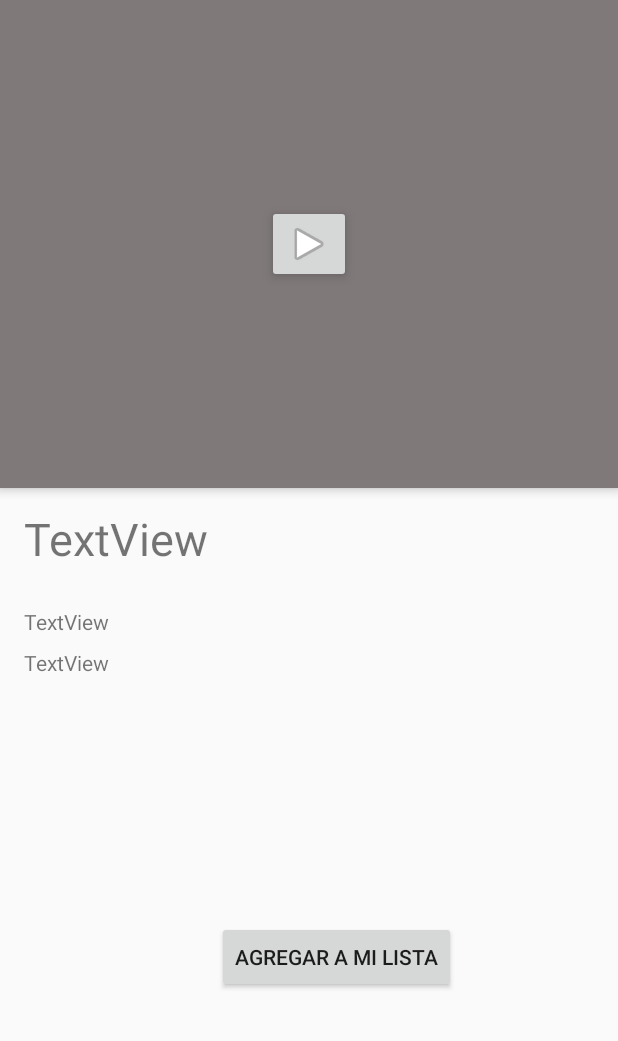
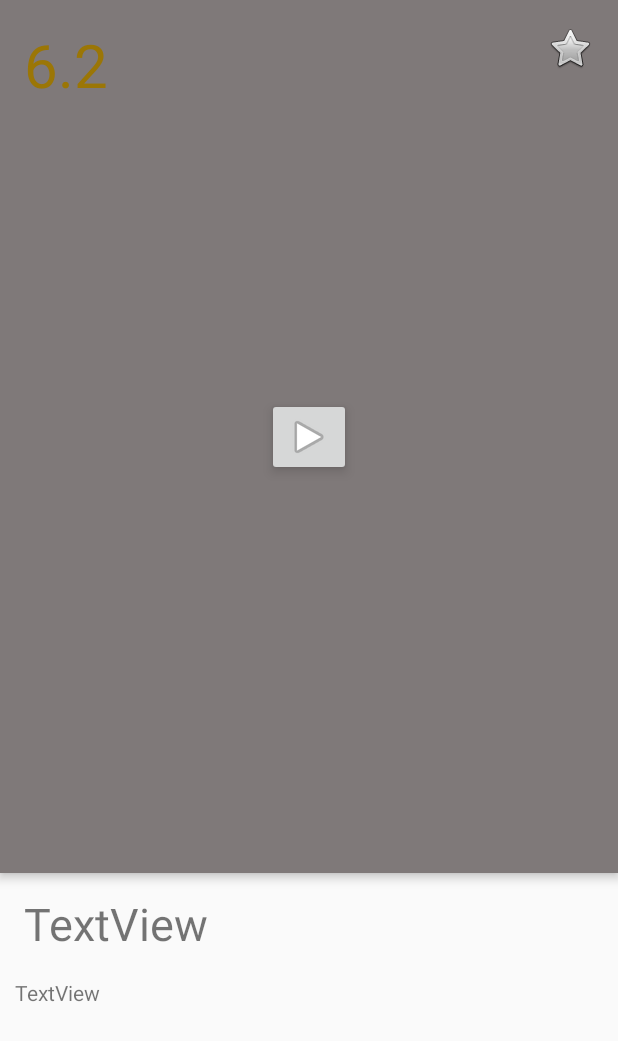
Before and after one commit to diemp94/5Estrellas, an Android app: the DescriptionActivity screen opened directly, with no data from a screen before it, on a phone screen of 412 x 824 dp. Shown: the top 1041 px of the screen. Run offline under Robolectric (Android 15) with nearby library versions, the phone set to English and light mode, and no system bars; our stand-ins replace Firebase (no records; nobody signed in at launch, a user with empty details on screens opened directly); libraries missing offline, so code that uses them is left out: com.firebase.ui; pictures from the network do not load; 5 statements that could not run were skipped.

Commit message:
Version 0.2.6 Correción en Layout
Se corigieron los layout que se previsualizaban mal, como el de la descripción, o que no aparecia la calificación

```diff
--- a/app/src/main/java/com/proyecto/diego/a5estrellas/Activities/DescriptionActivity.java
+++ b/app/src/main/java/com/proyecto/diego/a5estrellas/Activities/DescriptionActivity.java
@@ -5,7 +5,6 @@ import android.content.Intent;
 import android.net.Uri;
 import android.support.v7.app.AppCompatActivity;
 import android.os.Bundle;
-import android.util.Log;
 import android.view.View;
 import android.widget.Button;
 import android.widget.ImageButton;
@@ -26,7 +25,6 @@ import com.google.firebase.storage.FirebaseStorage;
 import com.google.firebase.storage.StorageReference;
 import com.proyecto.diego.a5estrellas.Clases.FirebaseReferences;
 import com.proyecto.diego.a5estrellas.Clases.MyMovies;
-import com.proyecto.diego.a5estrellas.Fragments.MyListFragment;
 import com.proyecto.diego.a5estrellas.R;
 
 import java.util.ArrayList;
@@ -37,8 +35,7 @@ public class DescriptionActivity extends AppCompatActivity {
     FirebaseStorage mStorage; //Crea un objeto que hace referencia a la base de datos de FB
     ImageView imageViewDescription;
     TextView txtViewNameDescription, txtViewDescription, txtViewClasification;
-    ImageButton imageButtonYT;
-    Button btnAddToMyList;
+    ImageButton imageButtonYT, btnAddToMyList;
     MyMovies mv;
     public ArrayList<MyMovies> listMyMoviesList;
     public boolean movieOnMyList;
@@ -128,8 +125,8 @@ public class DescriptionActivity extends AppCompatActivity {
         imageViewDescription = (ImageView) findViewById(R.id.imageViewDescription);
         txtViewNameDescription = (TextView) findViewById(R.id.textViewNameDescription);
         txtViewDescription = (TextView) findViewById(R.id.textViewDescription);
-        txtViewClasification = (TextView) findViewById(R.id.textViewClasification);
-        btnAddToMyList = (Button) findViewById(R.id.buttonDescripcionAgregarAMiLista);
+        txtViewClasification = (TextView) findViewById(R.id.textViewCalification);
+        btnAddToMyList = (ImageButton) findViewById(R.id.buttonDescripcionAgregarAMiLista);
         imageButtonYT = (ImageButton) findViewById(R.id.imageButtonYouTubeTrailer);
     }
 }
--- a/app/src/main/java/com/proyecto/diego/a5estrellas/Adapter/AdapterMyMovie.java
+++ b/app/src/main/java/com/proyecto/diego/a5estrellas/Adapter/AdapterMyMovie.java
@@ -108,6 +108,7 @@ public class AdapterMyMovie extends RecyclerView.Adapter<AdapterMyMovie.ViewHold
 
         TextView txtNameMyMovie, txtInfoMyMovie;
         ImageView fotoMyMovie;
+        TextView txtCalification;
         ImageButton btnDescripcion;
 
         public ViewHolderMyMovie(View itemView) {
@@ -115,19 +116,7 @@ public class AdapterMyMovie extends RecyclerView.Adapter<AdapterMyMovie.ViewHold
             txtNameMyMovie = (TextView) itemView.findViewById(R.id.idNameMyMovie);
             txtInfoMyMovie = (TextView) itemView.findViewById(R.id.idInfoMyMovie);
             fotoMyMovie = (ImageView) itemView.findViewById(R.id.idImageMyMovie);
-
-
-           /* btnDescripcion = (ImageButton) itemView.findViewById(R.id.imageButtonDescripcion);
-
-            btnDescripcion.setOnClickListener(new View.OnClickListener() {
-                @Override
-                public void onClick(View view) {
-                    int position = getAdapterPosition();
-                    if(position != RecyclerView.NO_POSITION){
-                        Toast.makeText(view.getContext(),"Presionado"+position,Toast.LENGTH_SHORT);
-                    }
-                }
-            });*/
+            txtCalification = (TextView) itemView.findViewById(R.id.idCalification);
 
         }
     }
--- a/app/src/main/res/layout/activity_description.xml
+++ b/app/src/main/res/layout/activity_description.xml
@@ -9,13 +9,18 @@
     tools:layout_editor_absoluteY="25dp">
 
     <android.support.constraint.ConstraintLayout
-            android:layout_width="match_parent"
-            android:layout_height="match_parent">
+        android:id="@+id/constraintLayout"
+        android:layout_width="0dp"
+        android:layout_height="0dp"
+        app:layout_constraintBottom_toBottomOf="parent"
+        app:layout_constraintEnd_toEndOf="parent"
+        app:layout_constraintStart_toStartOf="parent"
+        app:layout_constraintTop_toTopOf="parent">
 
         <ImageView
             android:id="@+id/imageViewDescription"
             android:layout_width="0dp"
-                android:layout_height="325dp"
+            android:layout_height="0dp"
             android:layout_marginBottom="13dp"
             android:background="#7F7979"
             android:elevation="4dp"
@@ -30,14 +35,10 @@
             android:id="@+id/imageButtonYouTubeTrailer"
             android:layout_width="wrap_content"
             android:layout_height="wrap_content"
-                android:layout_marginBottom="8dp"
-                android:layout_marginEnd="8dp"
-                android:layout_marginStart="8dp"
-                android:layout_marginTop="8dp"
             android:elevation="5dp"
             app:layout_constraintBottom_toBottomOf="@+id/imageViewDescription"
-                app:layout_constraintEnd_toEndOf="@+id/imageViewDescription"
-                app:layout_constraintStart_toStartOf="@+id/imageViewDescription"
+            app:layout_constraintEnd_toEndOf="parent"
+            app:layout_constraintStart_toStartOf="parent"
             app:layout_constraintTop_toTopOf="@+id/imageViewDescription"
             app:srcCompat="@android:drawable/ic_media_play" />
 
@@ -45,50 +46,60 @@
             android:id="@+id/textViewNameDescription"
             android:layout_width="wrap_content"
             android:layout_height="wrap_content"
-                android:layout_marginBottom="20dp"
+            android:layout_marginBottom="188dp"
             android:layout_marginStart="16dp"
             android:text="TextView"
             android:textSize="30dp"
-                app:layout_constraintBottom_toTopOf="@+id/textViewClasification"
-                app:layout_constraintStart_toStartOf="parent"
-                app:layout_constraintTop_toBottomOf="@+id/imageViewDescription" />
+            app:layout_constraintBottom_toBottomOf="parent"
+            app:layout_constraintStart_toStartOf="parent" />
 
         <TextView
-                android:id="@+id/textViewClasification"
+            android:id="@+id/textViewCalification"
             android:layout_width="wrap_content"
             android:layout_height="wrap_content"
-                android:layout_marginStart="16sp"
-                android:layout_marginTop="5sp"
-                android:text="TextView"
-                app:layout_constraintBottom_toTopOf="@+id/textViewDescription"
+            android:layout_marginStart="16dp"
+            android:layout_marginTop="16dp"
+            android:elevation="5dp"
+            android:text="6.2"
+            android:textColor="#9B7606"
+            android:textSize="40dp"
             app:layout_constraintStart_toStartOf="parent"
-                app:layout_constraintTop_toBottomOf="@+id/textViewNameDescription" />
+            app:layout_constraintTop_toTopOf="parent" />
+
+        <ScrollView
+            android:layout_width="0dp"
+            android:layout_height="0dp"
+            android:layout_marginBottom="22dp"
+            android:layout_marginHorizontal="10dp"
+            android:layout_marginTop="16dp"
+            app:layout_constraintBottom_toBottomOf="parent"
+            app:layout_constraintEnd_toEndOf="parent"
+            app:layout_constraintStart_toStartOf="parent"
+            app:layout_constraintTop_toBottomOf="@+id/textViewNameDescription">
 
             <TextView
                 android:id="@+id/textViewDescription"
-                android:layout_width="350dp"
-                android:layout_height="wrap_content"
-                android:layout_marginStart="16sp"
-                android:layout_marginTop="8sp"
+                android:layout_width="match_parent"
+                android:layout_height="match_parent"
                 android:text="TextView"
-                app:layout_constraintStart_toStartOf="parent"
-                app:layout_constraintTop_toBottomOf="@+id/textViewClasification" />
+                tools:layout_editor_absoluteX="17dp"
+                tools:layout_editor_absoluteY="386dp" />
 
-            <Button
+
+        </ScrollView>
+
+        <ImageButton
             android:id="@+id/buttonDescripcionAgregarAMiLista"
             android:layout_width="wrap_content"
             android:layout_height="wrap_content"
-                android:layout_marginBottom="8dp"
-                android:layout_marginEnd="108dp"
-                android:layout_marginStart="8dp"
-                android:layout_marginTop="8dp"
-                android:text="Agregar a mi lista"
-                app:layout_constraintBottom_toBottomOf="parent"
+            android:layout_marginEnd="16dp"
+            android:layout_marginTop="16dp"
+            android:background="@android:color/transparent"
+            android:elevation="5dp"
             app:layout_constraintEnd_toEndOf="parent"
-                app:layout_constraintHorizontal_bias="1.0"
-                app:layout_constraintStart_toStartOf="parent"
-                app:layout_constraintTop_toBottomOf="@+id/textViewDescription"
-                tools:ignore="MissingConstraints" />
+            app:layout_constraintTop_toTopOf="parent"
+            app:srcCompat="@android:drawable/btn_star_big_off" />
+
 
     </android.support.constraint.ConstraintLayout>
 
--- a/app/src/main/res/layout/recycler_view_item.xml
+++ b/app/src/main/res/layout/recycler_view_item.xml
@@ -15,6 +15,11 @@
         android:orientation="horizontal"
         >
 
+        <LinearLayout
+            android:layout_width="wrap_content"
+            android:layout_height="wrap_content"
+            android:orientation="vertical"
+            >
             <ImageView
                 android:id="@+id/idImageMyMovie"
                 android:layout_width="70dp"
@@ -23,6 +28,19 @@
                 android:layout_marginTop="15dp"
                 android:layout_marginRight="10dp"
                 />
+            <TextView
+                android:id="@+id/idCalification"
+                android:layout_width="wrap_content"
+                android:layout_height="wrap_content"
+                android:layout_marginLeft="22dp"
+                android:layout_marginTop="5dp"
+                android:text="6.2"
+                android:textSize="20dp"
+                android:textColor="#9B7606"
+                />
+
+        </LinearLayout>
+
         <LinearLayout
             android:layout_width="wrap_content"
             android:layout_height="wrap_content"
@@ -48,16 +66,8 @@
                 android:layout_marginRight="10dp"
                 />
 
+
         </LinearLayout>
-        <!--
-        <ImageButton
-            android:id="@+id/imageButtonDescripcion"
-            android:src="@android:drawable/ic_menu_add"
-            android:layout_width="wrap_content"
-            android:layout_height="wrap_content"
-            android:layout_marginTop="20dp"
-            android:layout_marginRight="10dp"
-            /> -->
 
     </LinearLayout>
 
```
Lines whose indentation alone changed are shown as unchanged.
